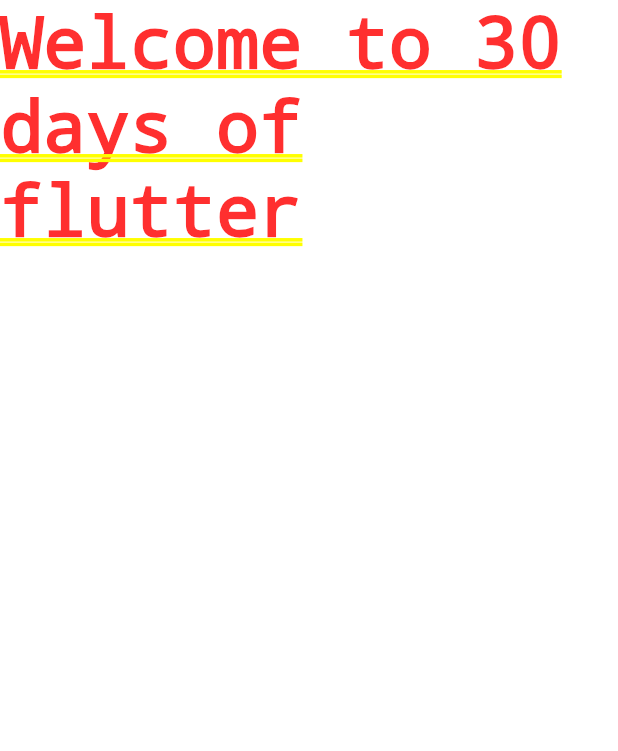
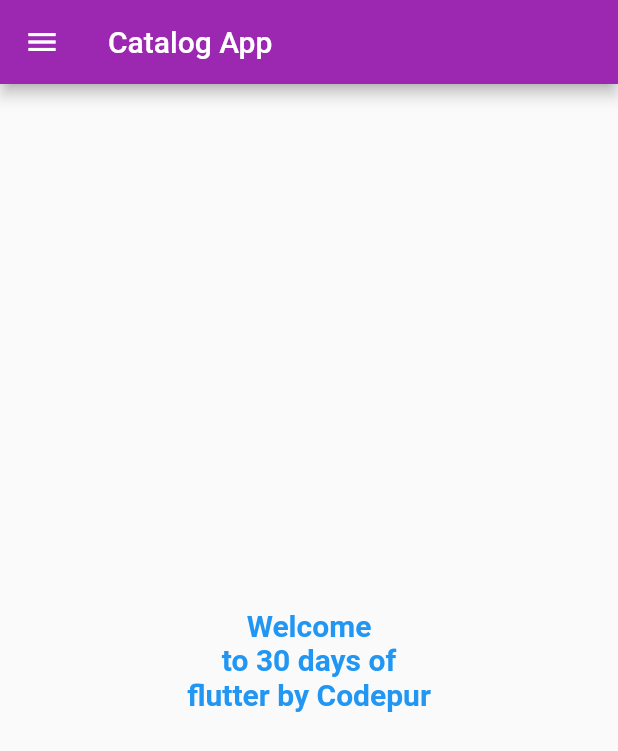
Before and after one commit to ruhul63rrss/30Daysofflutter, a Flutter app: the screen it shows after launch, on a phone screen of 412 x 824 dp. Shown: the top 751 px of the screen. Run offline on Flutter 3.47's test engine with Material 2 defaults, Android fonts, the phone set to English and light mode, and no system bars.

Commit message:
Day 2 Completed

```diff
--- /dev/null
+++ b/lib/home_page.dart
@@ -0,0 +1,29 @@
+// ignore_for_file: prefer_const_constructors, use_key_in_widget_constructors, must_be_immutable
+
+import 'package:flutter/material.dart';
+
+class HomePage extends StatelessWidget {
+  final int days = 30;
+  final String name = "Codepur";
+
+  @override
+  Widget build(BuildContext context) {
+    return Scaffold(
+      appBar: AppBar(
+        title: Text("Catalog App"),
+      ),
+      body: Center(
+        child: Container(
+          child: Text(
+            "Welcome \nto $days days of \nflutter by $name ",
+            style: TextStyle(
+                fontSize: 20, fontWeight: FontWeight.bold, color: Colors.blue),
+            textDirection: TextDirection.ltr,
+            textAlign: TextAlign.center,
+          ),
+        ),
+      ),
+      drawer: Drawer(),
+    );
+  }
+}
--- /dev/null
+++ b/lib/login_page.dart
@@ -0,0 +1,21 @@
+// ignore_for_file: prefer_const_constructors
+
+import 'package:flutter/material.dart';
+import 'package:flutter/src/widgets/framework.dart';
+import 'package:flutter/src/widgets/placeholder.dart';
+
+class LoginPage extends StatelessWidget {
+  const LoginPage({super.key});
+
+  @override
+  Widget build(BuildContext context) {
+    return Material(
+        child: Center(
+            child: Text(
+      "Login Page",
+      style: TextStyle(color: Colors.yellow, fontSize: 25),
+      textAlign: TextAlign.justify,
+      textDirection: TextDirection.rtl,
+    )));
+  }
+}
--- a/lib/main.dart
+++ b/lib/main.dart
@@ -1,3 +1,6 @@
+// ignore_for_file: prefer_const_constructors
+import 'package:app2/home_page.dart';
+import 'package:app2/login_page.dart';
 import 'package:flutter/material.dart';
 
 void main() {
@@ -10,9 +13,15 @@ class MyApp extends StatelessWidget {
   @override
   Widget build(BuildContext context) {
     return MaterialApp(
-      home: Container(
-        child: Text("Welcome to 30 days of flutter "),
-      ),
+      themeMode: ThemeMode.light,
+      theme: ThemeData(primarySwatch: Colors.purple),
+      darkTheme: ThemeData(brightness: Brightness.dark),
+      initialRoute: "/home",
+      routes: {
+        "/": (context) => LoginPage(),
+        "/home": (context) => HomePage(),
+        "/login": (context) => LoginPage()
+      },
     );
   }
 }
```
